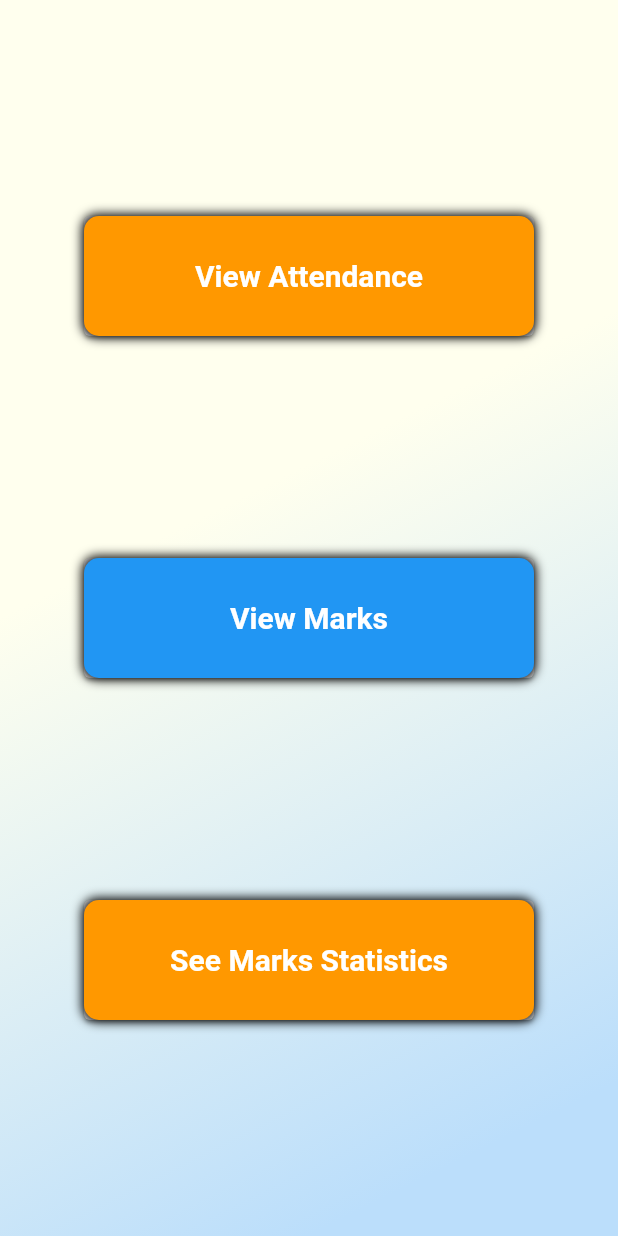
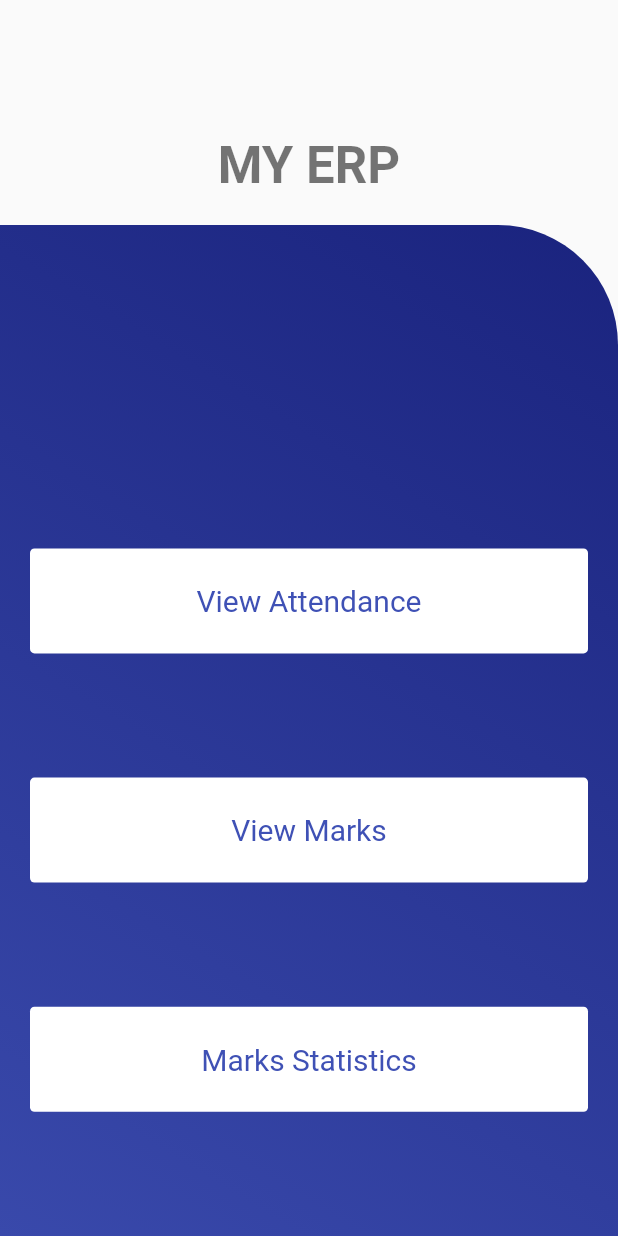
Before and after one commit to aryan29/MY-ERP, a Flutter app: the HomeScreen screen opened directly, on a phone screen of 412 x 824 dp. Run offline on Flutter 3.47's test engine with Material 2 defaults, Android fonts, the phone set to English and light mode, and no system bars; our stand-ins replace cookie_jar, dio, dio_cookie_manager, firebase_database, flutter_local_notifications, flutter_secure_storage and 3 more; missing offline and left inert: workmanager; accounts and stored records are empty.

Commit message:
UI fixes-2

```diff
--- a/lib/homeScreen.dart
+++ b/lib/homeScreen.dart
@@ -21,28 +21,47 @@ class _HomeScreenState extends State<HomeScreen> {
   Widget build(BuildContext context) {
     print("Building homescreen");
     return Scaffold(
-      body: Container(
-        decoration:BoxDecoration(
+      body: Column(
+        // mainAxisAlignment: MainAxisAlignment.spaceEvenly,
+        // crossAxisAlignment: CrossAxisAlignment.center,
+        children: <Widget>[
+          const SizedBox(height: 90),
+          Text(
+            "MY ERP",
+            style: Theme.of(context)
+                .textTheme
+                .headline4
+                .copyWith(fontWeight: FontWeight.bold),
+          ),
+          const SizedBox(height: 20),
+          Expanded(
+              child: Container(
+            decoration: BoxDecoration(
               gradient: LinearGradient(
-      begin: Alignment.topLeft,
-      end: Alignment.bottomRight,
-      stops:[0.4,0.9],// 10% of the width, so there are ten blinds.
-      colors: [const Color(0xFFFFFFEE), Colors.blue[100]], // whitish to gray
-      tileMode: TileMode.clamp,
+                  begin: Alignment.topRight,
+                  end: Alignment.bottomLeft,
+                  colors: [
+                    Colors.indigo[900],
+                    Colors.indigo[600],
+                  ]),
+              borderRadius: BorderRadius.only(topRight: Radius.circular(80.0)),
             ),
-        ),
-          width: double.infinity,
+            child: Padding(
+              padding: EdgeInsets.symmetric(horizontal: 20.0),
               child: Column(
                 mainAxisAlignment: MainAxisAlignment.spaceEvenly,
                 crossAxisAlignment: CrossAxisAlignment.center,
                 children: <Widget>[
+                  SizedBox(
+                    height: 50,
+                  ),
                   InkWell(
                     onTap: () async {
                       //Check Button for now
                       //Will delete everything
                       // SharedPreferences prefs =
                       //     await SharedPreferences.getInstance();
-                  // prefs.clear();
+                      // prefs.clear();InkWell
                       // FlutterSecureStorage f = FlutterSecureStorage();
                       // await f.deleteAll();
                       // Workmanager.cancelAll();
@@ -51,53 +70,39 @@ class _HomeScreenState extends State<HomeScreen> {
                           MaterialPageRoute(
                               builder: (context) => AttendanceScreen()));
                     },
-                child: Card(
                     child: Container(
-                      height: 80,
-                      width: 300,
+                        height: 70,
+                        width: double.infinity,
                         decoration: BoxDecoration(
-                          color: Colors.orange,
-                          boxShadow: [
-                            BoxShadow(
-                                color: Colors.black,
-                                spreadRadius: 1.0,
-                                blurRadius: 5.0)
-                          ],
-                          borderRadius: BorderRadius.circular(10.0)),
+                            color: Colors.white,
+                            borderRadius: BorderRadius.circular(3.0)),
                         child: Center(
                             child: Text("View Attendance",
                                 style: TextStyle(
-                                  color: Colors.white,
+                                    color: Colors.indigo,
                                     fontSize: 20.0,
-                                  fontWeight: FontWeight.bold)))),
-                ),
+                                    fontWeight: FontWeight.w400)))),
                   ),
                   InkWell(
                     onTap: () {
-                  Navigator.push(context,
-                      MaterialPageRoute(builder: (context) => MarksScreen()));
+                      Navigator.push(
+                          context,
+                          MaterialPageRoute(
+                              builder: (context) => MarksScreen()));
                     },
-                child: Card(
                     child: Container(
-                      height: 80,
-                      width: 300,
+                        height: 70,
+                        width: double.infinity,
                         decoration: BoxDecoration(
-                        color: Colors.blue,
-                        boxShadow: [
-                          BoxShadow(
-                              color: Colors.black,
-                              spreadRadius: 1.0,
-                              blurRadius: 5.0)
-                        ],
-                        borderRadius: BorderRadius.circular(10),
+                          color: Colors.white,
+                          borderRadius: BorderRadius.circular(3),
                         ),
                         child: Center(
                             child: Text("View Marks",
                                 style: TextStyle(
-                                  color: Colors.white,
+                                    color: Colors.indigo,
                                     fontSize: 20.0,
-                                  fontWeight: FontWeight.bold)))),
-                ),
+                                    fontWeight: FontWeight.w400)))),
                   ),
                   InkWell(
                     onTap: () {
@@ -105,41 +110,28 @@ class _HomeScreenState extends State<HomeScreen> {
                       Navigator.push(context,
                           MaterialPageRoute(builder: (context) => Stats()));
                     },
-                child: Card(
+                    splashColor: Colors.grey,
                     child: Container(
-                      height: 80,
-                      width: 300,
+                        padding: const EdgeInsets.symmetric(horizontal: 20.0),
+                        height: 70,
+                        width: double.infinity,
                         decoration: BoxDecoration(
-                        color: Colors.orange,
-                        boxShadow: [
-                          BoxShadow(
-                              color: Colors.black,
-                              spreadRadius: 1.0,
-                              blurRadius: 5.0)
-                        ],
-                        borderRadius: BorderRadius.circular(10),
+                          color: Colors.white,
+                          borderRadius: BorderRadius.circular(3),
                         ),
                         child: Center(
-                          child: Text("See Marks Statistics",
+                            child: Text("Marks Statistics",
                                 style: TextStyle(
-                                  color: Colors.white,
+                                    color: Colors.indigo,
                                     fontSize: 20.0,
-                                  fontWeight: FontWeight.bold)))),
+                                    fontWeight: FontWeight.w400)))),
+                  ),
+                ],
               ),
             ),
-              // FlatButton(
-              //     onPressed: () {
-              //       Workmanager.registerOneOffTask("1", "simple")
-              //           .whenComplete(() => print("Completed"));
-              //     },
-              //     child: Text("Press Me")),
-              // FlatButton(
-              //     child: Text("Debug"),
-              //     onPressed: () {
-              //       print(Uri.encodeQueryComponent("BTECH/10594/18"));
-              //     })
+          )),
         ],
-          )),
+      ),
     );
   }
 }
--- a/lib/script.dart
+++ b/lib/script.dart
@@ -7,7 +7,6 @@ import 'dart:io';
 import 'package:dio_cookie_manager/dio_cookie_manager.dart';
 import 'package:cookie_jar/cookie_jar.dart';
 import 'package:path_provider/path_provider.dart';
-
 
 Future getToken(String username, String pass) async {
   int tries = 0;
--- a/lib/widgets/Model.dart
+++ b/lib/widgets/Model.dart
@@ -58,6 +58,6 @@ class SubjectStat {
     minternal1 = 0;
     mmidsem = 0;
     minternal2 = 0;
-    mend=0;
+    mend = 0;
   }
 }
--- a/lib/widgets/entryFields.dart
+++ b/lib/widgets/entryFields.dart
@@ -32,7 +32,9 @@ class _EntryFieldState extends State<EntryField> {
         decoration: InputDecoration(
             border: InputBorder.none,
             hintStyle: TextStyle(color: Colors.grey.withOpacity(.8)),
-            hintText: (widget.text=="Username")?"${widget.text} (BTECH/10594/18)":widget.text),
+            hintText: (widget.text == "Username")
+                ? "${widget.text} (BTECH/10594/18)"
+                : widget.text),
       ),
     );
   }
```
Also changed, not shown: lib/Attendance.dart (+35 -22 lines), lib/Marks.dart (+37 -23 lines), lib/Stats.dart (+40 -31 lines), 2 other files. Lines whose indentation alone changed are shown as unchanged.
